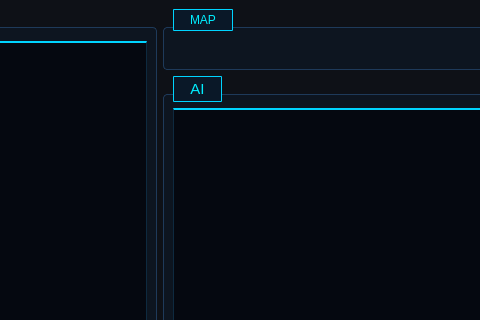
Before: the Qt Designer form SputnikSim/main.ui in SkillichSE/SputnikSim, drawn with Qt 5; both pictures show x 241 to 721 and y 0 to 320 of the 1332 by 848 pixel window.
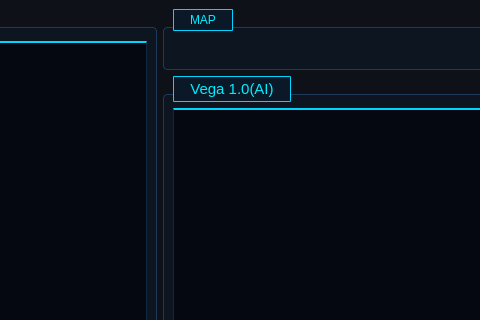
After: the same form once the commit is applied. Icons and pictures are not drawn.

Commit message: 'Vega 1.0(AI)'

```diff
--- a/SputnikSim/main.ui
+++ b/SputnikSim/main.ui
@@ -199,7 +199,7 @@
        </font>
       </property>
       <property name="title">
-       <string>AI</string>
+       <string>Vega 1.0(AI)</string>
       </property>
       <layout class="QGridLayout" name="gridLayout_2">
        <item row="0" column="0">
```
